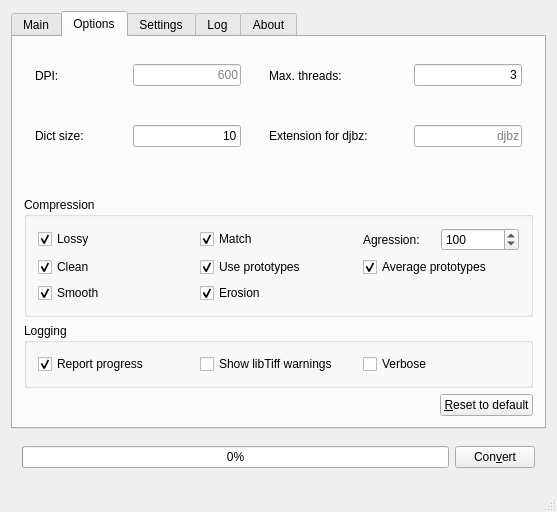
Old version of the form mainwindow.ui in the repository trufanov-nok/minidjvu-mod-gui.
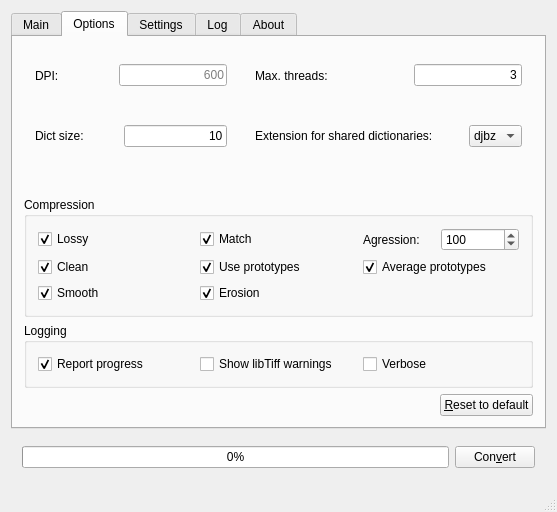
New version of the form.

Commit message:
Limit possible Djbz extensions
To "djbz" or "iff", bcs DjView4 don't support other values.

Patch:
```diff
--- a/mainwindow.ui
+++ b/mainwindow.ui
@@ -323,7 +323,7 @@
                <item>
                 <widget class="QLabel" name="lblExt">
                  <property name="text">
-                  <string>Extension for djbz:</string>
+                  <string>Extension for shared dictionaries:</string>
                  </property>
                 </widget>
                </item>
@@ -341,19 +341,17 @@
                 </spacer>
                </item>
                <item>
-                <widget class="QLineEdit" name="edExt">
-                 <property name="toolTip">
-                  <string>&lt;html&gt;&lt;head/&gt;&lt;body&gt;&lt;p&gt;Specifies an extension for shared dictionary files (without a leading period). The default is &amp;quot;djbz&amp;quot;. &lt;/p&gt;&lt;/body&gt;&lt;/html&gt;</string>
-                 </property>
+                <widget class="QComboBox" name="cbExt">
+                 <item>
                  <property name="text">
-                  <string/>
-                 </property>
-                 <property name="alignment">
-                  <set>Qt::AlignRight|Qt::AlignTrailing|Qt::AlignVCenter</set>
-                 </property>
-                 <property name="placeholderText">
                   <string>djbz</string>
                  </property>
+                 </item>
+                 <item>
+                  <property name="text">
+                   <string>iff</string>
+                  </property>
+                 </item>
                 </widget>
                </item>
               </layout>
```
Lines whose indentation alone changed are shown as unchanged. The commit also changes 1 other file.
